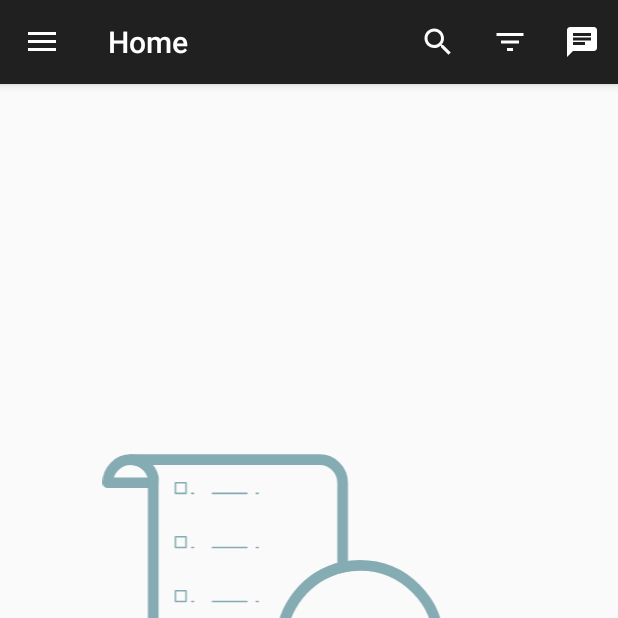
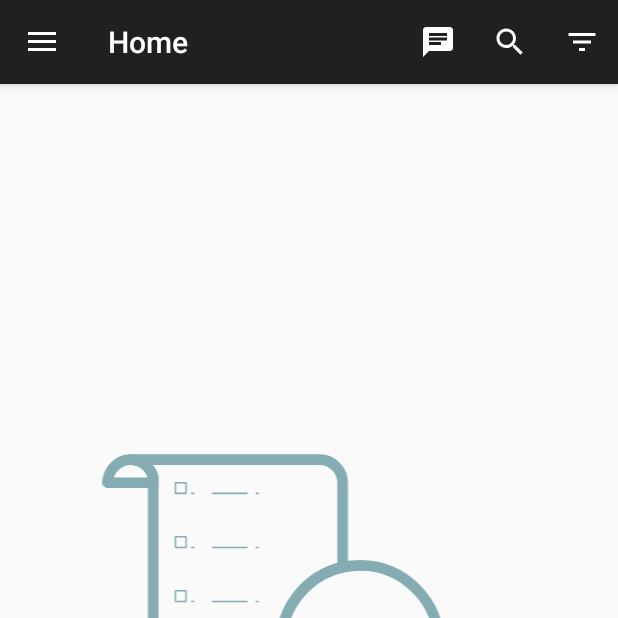
Before and after one commit to shlokj/BookSyndy, an Android app: the HomeActivity screen opened directly, with no data from a screen before it, on a phone screen of 412 x 824 dp, the top half of it. Run offline under Robolectric (Android 15) with nearby library versions, the phone set to English and light mode, and no system bars; our stand-ins replace Firebase (no records; nobody signed in at launch, a user with empty details on screens opened directly), navigation-ui; libraries missing offline, so code that uses them is left out: uk.co.deanwild; pictures from the network do not load; Roboto replaces fonts that are not available here; 13 statements that could not run were skipped.

Commit message:
chat menu item

```diff
--- a/app/build.gradle
+++ b/app/build.gradle
@@ -14,8 +14,8 @@ android {
         applicationId "com.booksyndy.academics.android"
         minSdkVersion 21
         targetSdkVersion 29
-        versionCode 12
-        versionName "1.1.0"
+        versionCode 15
+        versionName "1.1.2"
         testInstrumentationRunner "androidx.test.runner.AndroidJUnitRunner"
         multiDexEnabled true
         vectorDrawables.useSupportLibrary = true
--- a/app/src/main/java/com/booksyndy/academics/android/BookDetailsActivity.java
+++ b/app/src/main/java/com/booksyndy/academics/android/BookDetailsActivity.java
@@ -414,8 +414,8 @@ public class BookDetailsActivity extends AppCompatActivity implements View.OnCli
                     menu.add(0, MENU_DELETE, Menu.NONE, "Mark as unsold").setShowAsAction(MenuItem.SHOW_AS_ACTION_NEVER);
                 }
                 menu.add(1, MENU_SHARE, Menu.NONE, "Share").setShowAsAction(MenuItem.SHOW_AS_ACTION_IF_ROOM);
-//                menu.getItem(1).setIcon(R.drawable.ic_share_white_24px);
-                menu.findItem(R.id.share).setIcon(R.drawable.ic_share_white_24px);
+                menu.getItem(1).setIcon(R.drawable.ic_share_white_24px);
+//                menu.findItem(R.id.share).setIcon(R.drawable.ic_share_white_24px);
             }
         }
         return super.onPrepareOptionsMenu(menu);
--- a/app/src/main/java/com/booksyndy/academics/android/ChatActivity.java
+++ b/app/src/main/java/com/booksyndy/academics/android/ChatActivity.java
@@ -720,7 +720,7 @@ public class ChatActivity extends AppCompatActivity implements View.OnClickListe
             ClipData clip = ClipData.newPlainText("message", message.getMessage());
             if (clipboard != null) {
                 clipboard.setPrimaryClip(clip);
-                Toast.makeText(getApplicationContext(), "copied to clip board", Toast.LENGTH_SHORT).show();
+                Toast.makeText(getApplicationContext(), "Message copied!", Toast.LENGTH_SHORT).show();
             }
         }
 
--- a/app/src/main/java/com/booksyndy/academics/android/HomeActivity.java
+++ b/app/src/main/java/com/booksyndy/academics/android/HomeActivity.java
@@ -456,7 +456,7 @@ public class HomeActivity extends AppCompatActivity implements NavigationView.On
                 sequence.addSequenceItem(findViewById(R.id.fab_home),
                         "Get started by posting a listing", "GOT IT");
 
-                sequence.addSequenceItem(toolbar.getChildAt(2),"Or, search for material you need","GOT IT");
+                sequence.addSequenceItem(toolbar.getChildAt(2),"Or, search for material you need and chat with other users.","GOT IT");
                 sequence.start();
             }
         }
--- a/app/src/main/java/com/booksyndy/academics/android/ui/bookRequests/PendingRequestFragment.java
+++ b/app/src/main/java/com/booksyndy/academics/android/ui/bookRequests/PendingRequestFragment.java
@@ -243,6 +243,7 @@ public class PendingRequestFragment extends Fragment implements View.OnClickList
         inflater.inflate(R.menu.home, menu);
         final MenuItem searchItem = menu.findItem(R.id.action_search);
         filterItem = menu.findItem(R.id.filter);
+//        menu.findItem(R.id.open_chats).setVisible(false);
 
 
         filterItem.setOnMenuItemClickListener(new MenuItem.OnMenuItemClickListener() {
--- a/app/src/main/java/com/booksyndy/academics/android/ui/home/HomeFragment.java
+++ b/app/src/main/java/com/booksyndy/academics/android/ui/home/HomeFragment.java
@@ -41,7 +41,6 @@ import com.booksyndy.academics.android.util.Filters;
 import com.google.android.gms.tasks.OnFailureListener;
 import com.google.android.gms.tasks.OnSuccessListener;
 import com.google.android.material.floatingactionbutton.FloatingActionButton;
-import com.google.android.material.navigation.NavigationView;
 import com.google.android.material.snackbar.Snackbar;
 import com.google.firebase.auth.FirebaseAuth;
 import com.google.firebase.firestore.DocumentReference;
@@ -83,7 +82,7 @@ public class HomeFragment extends Fragment implements HomeAdapter.OnBookSelected
     private SwipeRefreshLayout mSwipeRefreshLayout;
     private View parentLayout;
     private SharedPreferences userPref;
-    private MenuItem filterItem, chatItem;
+    private MenuItem filterItem;
     private double userLat,userLng;
     private int userGrade;
     private SimpleDateFormat dateFormat;
@@ -91,6 +90,7 @@ public class HomeFragment extends Fragment implements HomeAdapter.OnBookSelected
     private TextView nothingHereTV;
     private SearchView searchView;
     private NavController navController;
+    private final int MENU_CHAT = 789;
 
 
     @Override
@@ -122,6 +122,9 @@ public class HomeFragment extends Fragment implements HomeAdapter.OnBookSelected
         preferGuidedMode = userPref.getBoolean(getString(R.string.preferGuidedMode),false);
         userLat = userPref.getFloat(getString(R.string.p_lat),0.0f);
         userLng = userPref.getFloat(getString(R.string.p_lng),0.0f);
+
+        navController = Navigation.findNavController(getActivity(), R.id.nav_host_fragment);
+
 
         FloatingActionButton fab = root.findViewById(R.id.fab_home);
         fab.setOnClickListener(new View.OnClickListener() {
@@ -191,8 +194,6 @@ public class HomeFragment extends Fragment implements HomeAdapter.OnBookSelected
 
         // TODO: save filters and don't set them to default every time
         setDefaultFilters();
-
-        navController = Navigation.findNavController(getActivity(), R.id.nav_host_fragment);
 
         return root;
     }
@@ -283,8 +284,11 @@ public class HomeFragment extends Fragment implements HomeAdapter.OnBookSelected
     public void onCreateOptionsMenu(@NonNull Menu menu, @NonNull MenuInflater inflater) {
         inflater.inflate(R.menu.home, menu);
         final MenuItem searchItem = menu.findItem(R.id.action_search);
+
+        menu.add(0, MENU_CHAT, Menu.FIRST, "Chats").setShowAsAction(MenuItem.SHOW_AS_ACTION_IF_ROOM);
+        menu.getItem(0).setIcon(R.drawable.ic_chat_white_24px);
+
         filterItem = menu.findItem(R.id.filter);
-        chatItem = menu.findItem(R.id.open_chats);
         searchView = (SearchView)searchItem.getActionView();
         searchView.setQueryHint("Search");
         searchView.setOnQueryTextListener(new SearchView.OnQueryTextListener() {
@@ -405,13 +409,10 @@ public class HomeFragment extends Fragment implements HomeAdapter.OnBookSelected
         else if (id == R.id.action_search) {
             filterItem.setVisible(false);
         }
-
-        else if (id == R.id.open_chats) {
-
+        else if (id == MENU_CHAT) {
             navController.navigate(R.id.nav_chats);
-            // navigate to the chats fragment
         }
-        return true;
+        return super.onOptionsItemSelected(item);
     }
     public void onFilterClicked() {
         // Show the dialog containing filter options
--- a/app/src/main/java/com/booksyndy/academics/android/ui/myChats/ChatsFragment.java
+++ b/app/src/main/java/com/booksyndy/academics/android/ui/myChats/ChatsFragment.java
@@ -231,8 +231,9 @@ public class ChatsFragment extends Fragment implements EventListener<QuerySnapsh
     @Override
     public void onCreateOptionsMenu(@NonNull Menu menu, @NonNull MenuInflater inflater) {
         inflater.inflate(R.menu.home, menu);
+
         menu.findItem(R.id.filter).setVisible(false);
-        menu.findItem(R.id.open_chats).setVisible(false);
+//        menu.findItem(R.id.open_chats).setVisible(false);
 
         MenuItem searchItem = menu.findItem(R.id.action_search);
         final SearchView searchView = (SearchView) searchItem.getActionView();
--- a/app/src/main/res/menu/home.xml
+++ b/app/src/main/res/menu/home.xml
@@ -2,12 +2,12 @@
 <menu xmlns:android="http://schemas.android.com/apk/res/android"
     xmlns:app="http://schemas.android.com/apk/res-auto">
 
-    <item
+<!--    <item
         android:id="@+id/open_chats"
         android:icon="@drawable/ic_chat_white_24px"
         android:orderInCategory="102"
         android:title="@string/chats"
-        app:showAsAction="ifRoom" />
+        app:showAsAction="ifRoom" />-->
 
     <item
         android:id="@+id/filter"
```
